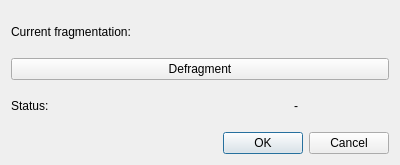
Old version of the form stegano_gui/defragmentdialog.ui in the repository Bonoolu/SteganoFS.
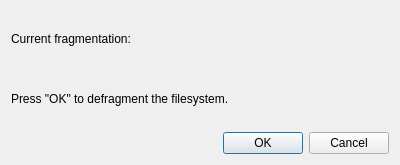
New version of the form.

```diff
--- a/stegano_gui/defragmentdialog.ui
+++ b/stegano_gui/defragmentdialog.ui
@@ -37,29 +37,12 @@
        </item>
       </layout>
      </item>
-     <item>
-      <widget class="QPushButton" name="pushButton">
-       <property name="text">
-        <string>Defragment</string>
-       </property>
-      </widget>
-     </item>
      <item>
       <layout class="QHBoxLayout" name="horizontalLayout_2">
        <item>
         <widget class="QLabel" name="statusLabel">
          <property name="text">
-          <string>Status: </string>
-         </property>
-        </widget>
-       </item>
-       <item>
-        <widget class="QLabel" name="actualStatusLabel">
-         <property name="text">
-          <string>-</string>
-         </property>
-         <property name="alignment">
-          <set>Qt::AlignCenter</set>
+          <string>Press &quot;OK&quot; to defragment the filesystem.</string>
          </property>
         </widget>
        </item>
```
